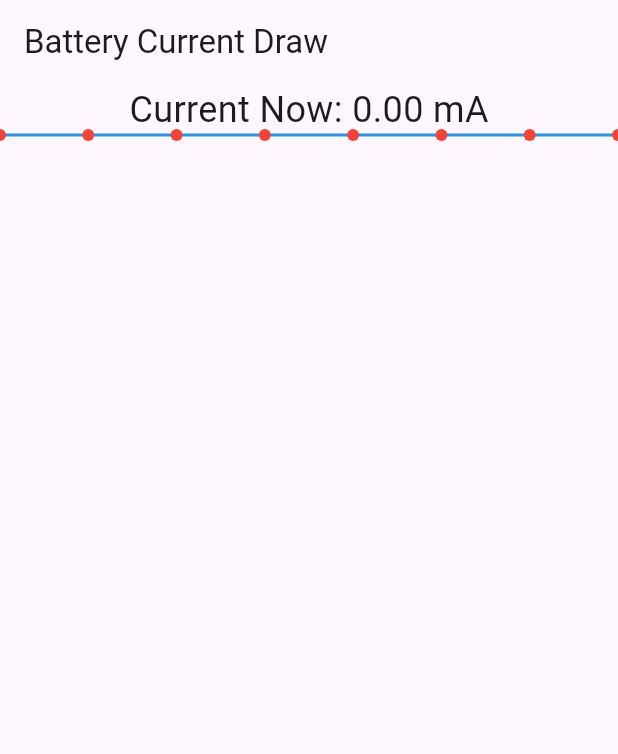
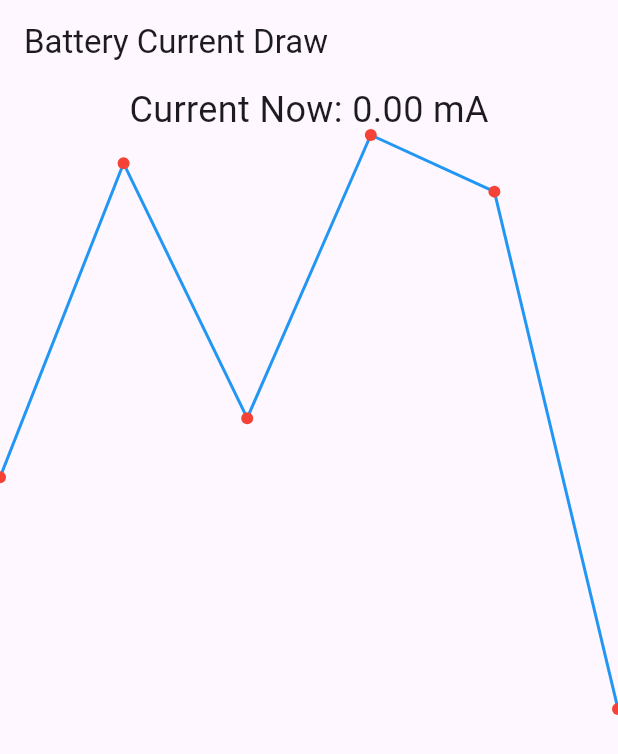
Before and after one commit to Harits19/ampi, a Flutter app: the screen it shows after launch, on a phone screen of 412 x 824 dp. Shown: the top 754 px of the screen. Run offline on Flutter 3.47's test engine with Material 3 defaults, Android fonts, the phone set to English and light mode, and no system bars.

Commit message:
refactor code

```diff
--- a/lib/home/view.dart
+++ b/lib/home/view.dart
@@ -36,16 +36,7 @@ class _HomeViewState extends State<HomeView> {
   @override
   Widget build(BuildContext context) {
     double currentInMilliAmps = (historyAmp.lastOrNull ?? 0) / 1000;
-    final data = [
-      Chart(x: 0, y: 100),
-      Chart(x: 1, y: 1),
-      Chart(x: 2, y: 2),
-      Chart(x: 3, y: 33),
-      Chart(x: 4, y: 444),
-      Chart(x: 5, y: 110),
-      Chart(x: 6, y: 32),
-      Chart(x: 7, y: 212),
-    ];
+    final data = [100, 222, 123, 233, 211, 10];
     return Scaffold(
       appBar: AppBar(title: Text("Battery Current Draw")),
       body: Column(
@@ -55,7 +46,7 @@ class _HomeViewState extends State<HomeView> {
             style: TextStyle(fontSize: 24),
           ),
 
-          LineChartView(data: data),
+          LineChartView(data: data, yValue: (value) => value.toDouble()),
         ],
       ),
     );
--- a/lib/line-chart/view.dart
+++ b/lib/line-chart/view.dart
@@ -2,19 +2,22 @@ import 'package:ampi/line-chart/model.dart';
 import 'package:flutter/material.dart';
 
 class LineChartView<T> extends StatelessWidget {
-  const LineChartView({super.key, required this.data});
+  const LineChartView({super.key, required this.data, required this.yValue,});
 
   final List<T> data;
 
+  final double Function(T value) yValue;
+
   @override
   Widget build(BuildContext context) {
+    const marginY = 0.1;
     return SizedBox(
       width: double.infinity,
       height: 400,
       child: CustomPaint(
         painter: LineChartPainter(
           data.asMap().entries.map((item) {
-            return Offset(item.key.toDouble(), 123);
+            return Offset(item.key.toDouble(), yValue(item.value) + marginY);
           }).toList(),
         ),
       ),
```
